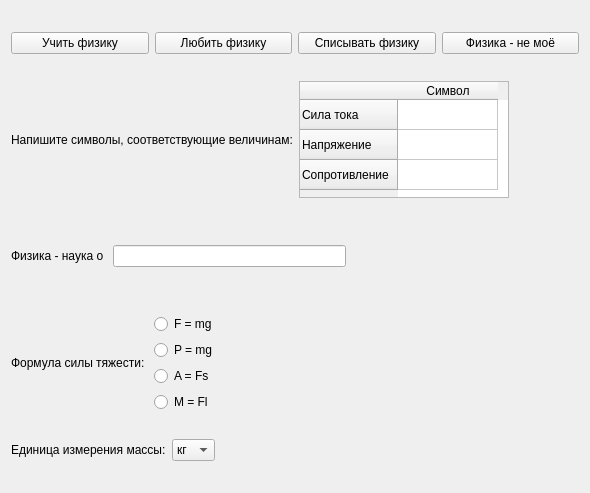
Qt form main/presentation/ui/thirdTraining/ThirdTrainingScreen.ui (AnastasiaKrachkovskaya/educational_practice) before a commit.
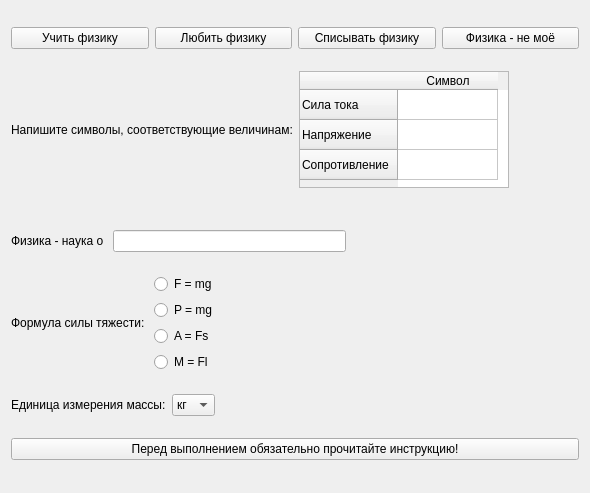
The same form after that commit.

```diff
--- a/main/presentation/ui/thirdTraining/ThirdTrainingScreen.ui
+++ b/main/presentation/ui/thirdTraining/ThirdTrainingScreen.ui
@@ -182,22 +182,6 @@
      </item>
     </layout>
    </item>
-   <item>
-    <spacer name="verticalSpacer_2">
-     <property name="orientation">
-      <enum>Qt::Vertical</enum>
-     </property>
-     <property name="sizeType">
-      <enum>QSizePolicy::Fixed</enum>
-     </property>
-     <property name="sizeHint" stdset="0">
-      <size>
-       <width>20</width>
-       <height>20</height>
-      </size>
-     </property>
-    </spacer>
-   </item>
    <item>
     <layout class="QHBoxLayout" name="horizontalLayout_2">
      <property name="leftMargin">
@@ -326,6 +310,13 @@
      </item>
     </layout>
    </item>
+   <item>
+    <widget class="QPushButton" name="pushButton_5">
+     <property name="text">
+      <string>Перед выполнением обязательно прочитайте инструкцию!</string>
+     </property>
+    </widget>
+   </item>
   </layout>
  </widget>
  <resources/>
```
